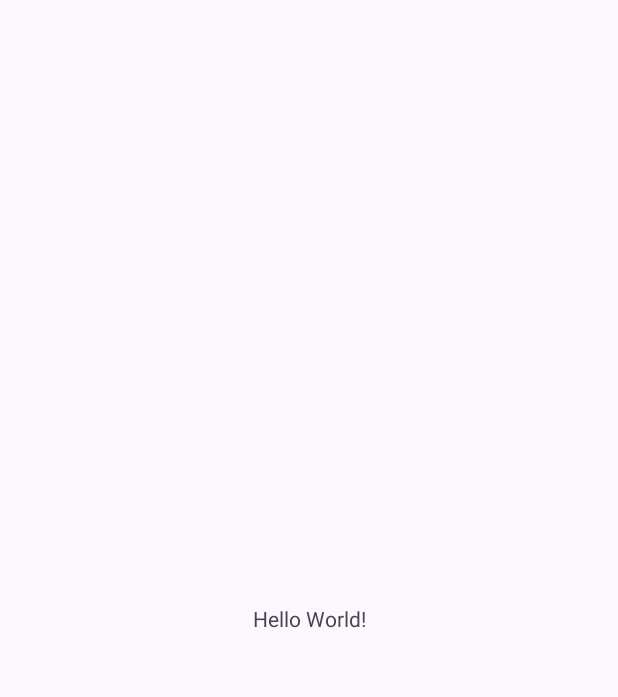
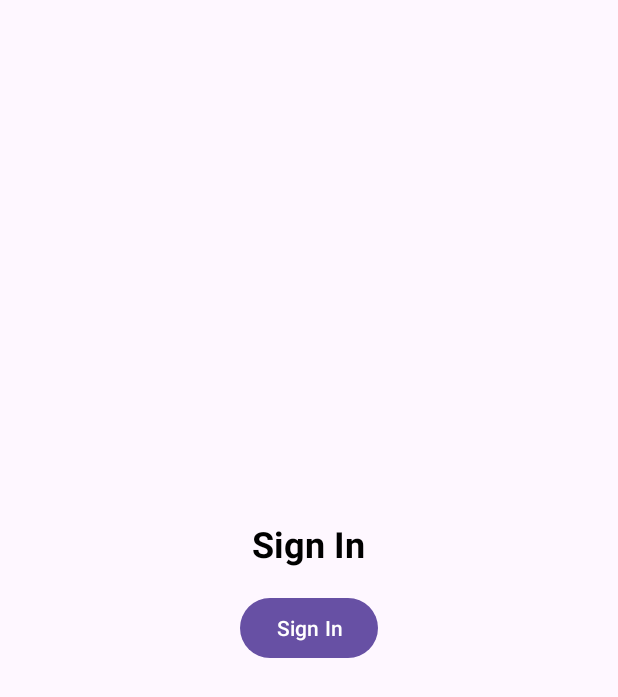
Before and after one commit to nadhifm/MealRecipeApp, an Android app: the screen it shows after launch (MainActivity), on a phone screen of 412 x 824 dp. Before the commit the part shown is almost empty. Shown: the top 697 px of the screen. Run offline under Robolectric (Android 15) with nearby library versions, the light colour scheme and no system bars.

Commit message:
Add Sign In Feature

```diff
--- a/app/build.gradle.kts
+++ b/app/build.gradle.kts
@@ -39,4 +39,14 @@ dependencies {
     testImplementation("junit:junit:4.13.2")
     androidTestImplementation("androidx.test.ext:junit:1.1.5")
     androidTestImplementation("androidx.test.espresso:espresso-core:3.5.1")
+
+    // Navigation
+    val navVersion = "2.7.6"
+    implementation("androidx.navigation:navigation-fragment:$navVersion")
+    implementation("androidx.navigation:navigation-ui:$navVersion")
+
+    // Google Sign In
+    implementation("com.google.android.libraries.identity.googleid:googleid:1.1.0")
+    implementation("androidx.credentials:credentials:1.2.0")
+    implementation("androidx.credentials:credentials-play-services-auth:1.2.0")
 }
--- /dev/null
+++ b/app/src/main/java/com/example/mealrecipeapp/ui/signin/SignInFragment.java
@@ -0,0 +1,70 @@
+package com.example.mealrecipeapp.ui.signin;
+
+import android.os.Bundle;
+import android.util.Log;
+import android.view.LayoutInflater;
+import android.view.View;
+import android.view.ViewGroup;
+import android.widget.TextView;
+
+import androidx.annotation.NonNull;
+import androidx.annotation.Nullable;
+import androidx.credentials.CredentialManager;
+import androidx.credentials.CredentialManagerCallback;
+import androidx.credentials.GetCredentialRequest;
+import androidx.credentials.GetCredentialResponse;
+import androidx.credentials.exceptions.GetCredentialException;
+import androidx.fragment.app.Fragment;
+
+import com.example.mealrecipeapp.R;
+import com.google.android.libraries.identity.googleid.GetSignInWithGoogleOption;
+import com.google.android.libraries.identity.googleid.GoogleIdTokenCredential;
+
+public class SignInFragment extends Fragment {
+
+    @Override
+    public View onCreateView(LayoutInflater inflater, ViewGroup container,
+                             Bundle savedInstanceState) {
+        // Inflate the layout for this fragment
+        return inflater.inflate(R.layout.fragment_sign_in, container, false);
+    }
+
+    @Override
+    public void onViewCreated(@NonNull View view, @Nullable Bundle savedInstanceState) {
+        super.onViewCreated(view, savedInstanceState);
+
+        TextView usernameText = requireActivity().findViewById(R.id.text_view_username);
+
+        CredentialManager credentialManager = CredentialManager.create(requireContext());
+        GetSignInWithGoogleOption googleIdOption = new GetSignInWithGoogleOption
+                .Builder("347653735490-n45emv6v7jdvat65jc48gruihov3ct37.apps.googleusercontent.com")
+                .build();
+        GetCredentialRequest request = new GetCredentialRequest.Builder()
+                .addCredentialOption(googleIdOption)
+                .build();
+
+        requireActivity().findViewById(R.id.button_sign_in).setOnClickListener(onClick -> {
+            credentialManager.getCredentialAsync(
+                requireActivity(),
+                request,
+                null,
+                requireActivity().getMainExecutor(),
+                new CredentialManagerCallback<GetCredentialResponse, GetCredentialException>() {
+                    @Override
+                    public void onResult(GetCredentialResponse getCredentialResponse) {
+                        Bundle credentialData = getCredentialResponse.getCredential().getData();
+
+                        GoogleIdTokenCredential googleIdTokenCredential = GoogleIdTokenCredential.createFrom(credentialData);
+
+                        usernameText.setText(googleIdTokenCredential.getId());
+                    }
+
+                    @Override
+                    public void onError(@NonNull GetCredentialException e) {
+                        Log.e("///", e.getLocalizedMessage());
+                    }
+                }
+            );
+        });
+    }
+}
--- a/app/src/main/res/layout/activity_main.xml
+++ b/app/src/main/res/layout/activity_main.xml
@@ -1,18 +1,17 @@
 <?xml version="1.0" encoding="utf-8"?>
-<androidx.constraintlayout.widget.ConstraintLayout xmlns:android="http://schemas.android.com/apk/res/android"
+<RelativeLayout xmlns:android="http://schemas.android.com/apk/res/android"
     xmlns:app="http://schemas.android.com/apk/res-auto"
     xmlns:tools="http://schemas.android.com/tools"
     android:layout_width="match_parent"
     android:layout_height="match_parent"
     tools:context=".MainActivity">
 
-    <TextView
-        android:layout_width="wrap_content"
-        android:layout_height="wrap_content"
-        android:text="Hello World!"
-        app:layout_constraintBottom_toBottomOf="parent"
-        app:layout_constraintEnd_toEndOf="parent"
-        app:layout_constraintStart_toStartOf="parent"
-        app:layout_constraintTop_toTopOf="parent" />
+    <androidx.fragment.app.FragmentContainerView
+        android:name="androidx.navigation.fragment.NavHostFragment"
+        app:navGraph="@navigation/nav_graph"
+        app:defaultNavHost="true"
+        android:id="@+id/main_content"
+        android:layout_width="match_parent"
+        android:layout_height="match_parent" />
 
-</androidx.constraintlayout.widget.ConstraintLayout>
+</RelativeLayout>
--- /dev/null
+++ b/app/src/main/res/layout/fragment_sign_in.xml
@@ -0,0 +1,33 @@
+<?xml version="1.0" encoding="utf-8"?>
+<LinearLayout xmlns:android="http://schemas.android.com/apk/res/android"
+    xmlns:tools="http://schemas.android.com/tools"
+    android:layout_width="match_parent"
+    android:layout_height="match_parent"
+    android:orientation="vertical"
+    android:gravity="center"
+    tools:context=".ui.signin.SignInFragment">
+
+    <TextView
+        android:id="@+id/text_view_sign_in"
+        android:layout_width="wrap_content"
+        android:layout_height="wrap_content"
+        android:layout_margin="8dp"
+        android:text="Sign In"
+        android:textColor="@color/black"
+        android:textSize="24sp"
+        android:textStyle="bold" />
+
+    <Button
+        android:id="@+id/button_sign_in"
+        android:layout_width="wrap_content"
+        android:layout_height="wrap_content"
+        android:layout_margin="8dp"
+        android:text="Sign In" />
+
+    <TextView
+        android:id="@+id/text_view_username"
+        android:layout_width="wrap_content"
+        android:layout_height="wrap_content"
+        android:layout_margin="8dp" />
+
+</LinearLayout>
--- /dev/null
+++ b/app/src/main/res/navigation/nav_graph.xml
@@ -0,0 +1,13 @@
+<?xml version="1.0" encoding="utf-8"?>
+<navigation xmlns:android="http://schemas.android.com/apk/res/android"
+    xmlns:app="http://schemas.android.com/apk/res-auto"
+    xmlns:tools="http://schemas.android.com/tools"
+    android:id="@+id/nav_graph"
+    app:startDestination="@id/signInFragment">
+
+    <fragment
+        android:id="@+id/signInFragment"
+        android:name="com.example.mealrecipeapp.ui.signin.SignInFragment"
+        android:label="fragment_sign_in"
+        tools:layout="@layout/fragment_sign_in" />
+</navigation>
--- a/app/src/main/res/values/strings.xml
+++ b/app/src/main/res/values/strings.xml
@@ -1,3 +1,5 @@
 <resources>
     <string name="app_name">Meal Recipe App</string>
+    <!-- TODO: Remove or change this placeholder text -->
+    <string name="hello_blank_fragment">Hello blank fragment</string>
 </resources>
```
